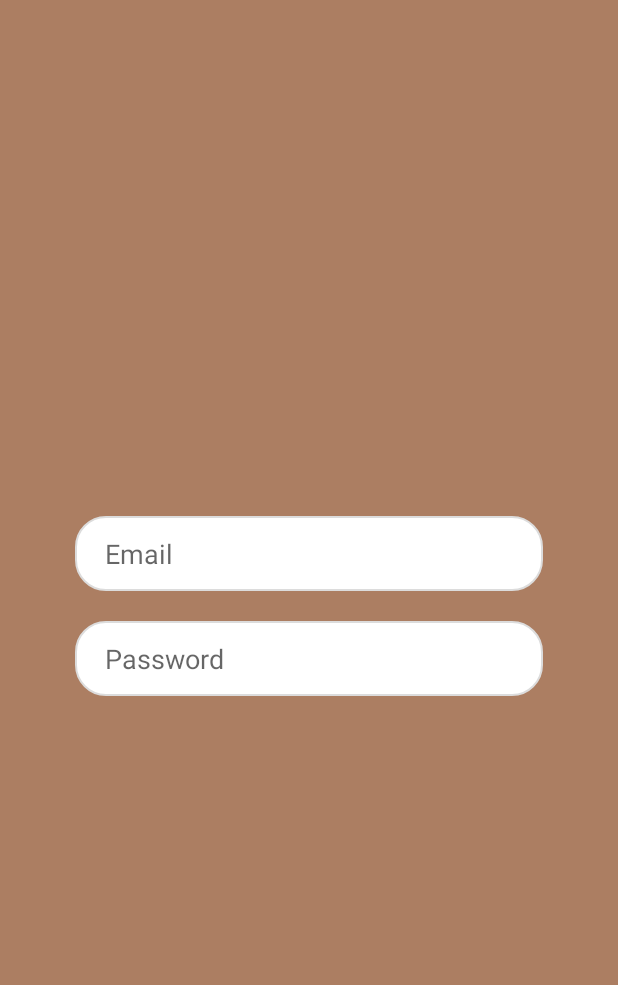
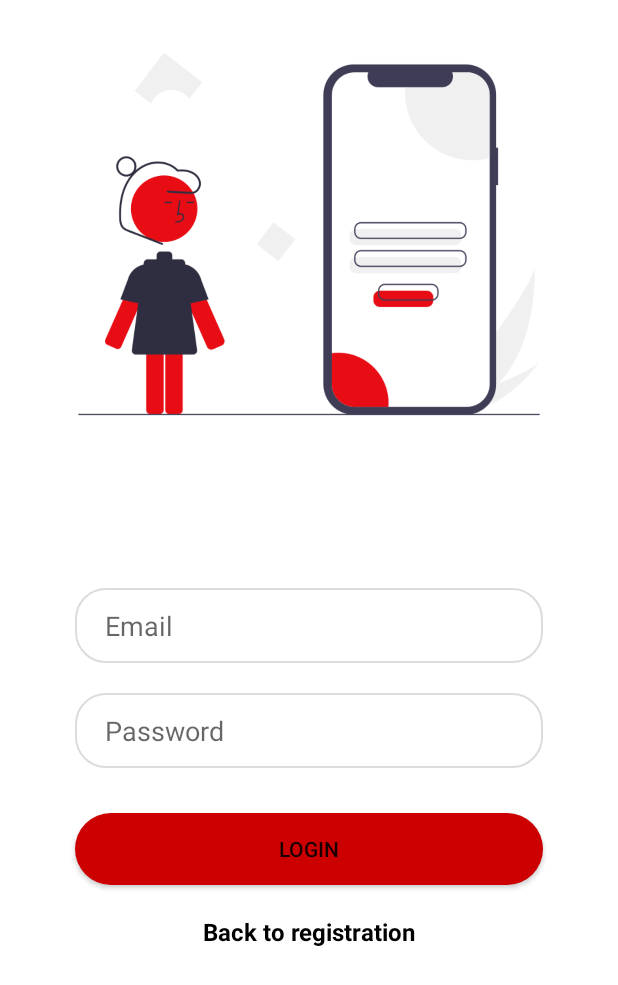
Before and after one commit to sahranurer/ChatApp, an Android app: the screen it shows after launch (LoginActivity), after a tap on "Already have an account ?", on a phone screen of 412 x 824 dp. Shown: the top 985 px of the screen. Run offline under Robolectric (Android 15) with nearby library versions, the phone set to English and light mode, and no system bars; our stand-ins replace Firebase (no records; nobody signed in at launch, a user with empty details on screens opened directly).

Commit message:
ui design and login transactions done

```diff
--- a/app/src/main/AndroidManifest.xml
+++ b/app/src/main/AndroidManifest.xml
@@ -1,7 +1,7 @@
 <?xml version="1.0" encoding="utf-8"?>
 <manifest xmlns:android="http://schemas.android.com/apk/res/android"
     package="com.sahraer.chatapp">
-
+    <uses-permission android:name="android.permission.READ_EXTERNAL_STORAGE"/>
     <application
         android:allowBackup="true"
         android:icon="@mipmap/ic_launcher"
--- a/app/src/main/java/com/sahraer/chatapp/LoginActivity.kt
+++ b/app/src/main/java/com/sahraer/chatapp/LoginActivity.kt
@@ -2,10 +2,63 @@ package com.sahraer.chatapp
 
 import androidx.appcompat.app.AppCompatActivity
 import android.os.Bundle
+import android.util.Log
+import android.widget.Button
+import android.widget.EditText
+import android.widget.TextView
+import android.widget.Toast
+import com.google.firebase.auth.FirebaseAuth
+import com.google.firebase.auth.ktx.auth
+import com.google.firebase.ktx.Firebase
+import com.sahraer.chatapp.databinding.ActivityLoginBinding
+import com.sahraer.chatapp.databinding.ActivityMainBinding
 
 class LoginActivity : AppCompatActivity() {
-    override fun onCreate(savedInstanceState: Bundle?) {
+
+    private lateinit var binding: ActivityLoginBinding
+    private lateinit var auth: FirebaseAuth
+
+     override fun onCreate(savedInstanceState: Bundle?) {
         super.onCreate(savedInstanceState)
-        setContentView(R.layout.activity_login)
+         binding = ActivityLoginBinding.inflate(layoutInflater)
+         val view = binding.root
+         setContentView(view)
+         binding.buttonLogin.setOnClickListener {
+          performLogin()
+        }
+
+        binding.backToRegister.setOnClickListener {
+            finish()
+        }
+
+
+
+
+
+
+
+
+
+
+    }
+
+    private fun performLogin(){
+        val email = binding.emailEdittextLogin.text.toString()
+        val password = binding.passwordEdittextLogin.text.toString()
+
+        if (email.isEmpty() || password.isEmpty()){
+            Toast.makeText(this,"Please enter text in email/password ",Toast.LENGTH_SHORT).show()
+            return
+        }
+
+        auth = Firebase.auth
+        auth.signInWithEmailAndPassword(email, password)
+            .addOnCompleteListener{ task ->
+                if (!task.isSuccessful) return@addOnCompleteListener
+                Log.d("LoginActivity", "Successfuly login user with uid: ${task.result?.user?.uid}")
+            }
+            .addOnFailureListener {
+                Log.d("LoginActivity","Failed to login user: ${it.message}")
+            }
     }
 }
--- a/app/src/main/java/com/sahraer/chatapp/MainActivity.kt
+++ b/app/src/main/java/com/sahraer/chatapp/MainActivity.kt
@@ -1,37 +1,78 @@
 package com.sahraer.chatapp
 
+import android.Manifest
+import android.content.ContentValues.TAG
 import android.content.Intent
+import android.content.pm.PackageManager
+import android.os.Build
 import androidx.appcompat.app.AppCompatActivity
 import android.os.Bundle
+import android.provider.MediaStore
 import android.util.Log
-import android.widget.Button
-import android.widget.EditText
-import android.widget.TextView
+import android.widget.Toast
+import com.google.firebase.auth.FirebaseAuth
+import com.google.firebase.auth.FirebaseUser
+import com.google.firebase.auth.ktx.auth
+import com.google.firebase.ktx.Firebase
+import com.sahraer.chatapp.databinding.ActivityMainBinding
+
 
 class MainActivity : AppCompatActivity() {
-    val username_edittext_register by lazy {findViewById<EditText>( R.id.username_edittext_register) }
-    val email_edittext_register by lazy { findViewById<EditText>(R.id.email_edittext_register) }
-    val password_edittext_register by lazy { findViewById<EditText>(R.id.password_edittext_register) }
-    val register_button by lazy {findViewById<Button>(R.id.button_register)}
-    val already_have_account_textView by lazy {findViewById<TextView>(R.id.already_have_account_textView)}
+
+    private lateinit var binding: ActivityMainBinding
+    private lateinit var auth: FirebaseAuth
 
     override fun onCreate(savedInstanceState: Bundle?) {
         super.onCreate(savedInstanceState)
-        setContentView(R.layout.activity_main)
-
-
-        register_button.setOnClickListener {
-            Log.d("MainActivity", "Email is : "+email_edittext_register.text.toString())
-            Log.d("MainActivity","Password is : "+password_edittext_register.text.toString())
+        binding = ActivityMainBinding.inflate(layoutInflater)
+        val view = binding.root
+        setContentView(view)
+        binding.buttonRegister.setOnClickListener {
+            performRegister()
         }
 
-        already_have_account_textView.setOnClickListener {
-            Log.d("MainActivity","Try to show login activity ")
-            val intent = Intent(this@MainActivity,LoginActivity::class.java)
+        binding.alreadyHaveAccountTextView.setOnClickListener {
+            Log.d("MainActivity", "Try to show login activity ")
+            val intent = Intent(this@MainActivity, LoginActivity::class.java)
             startActivity(intent)
         }
+
+        binding.imageViewSelect.setOnClickListener {
 
 
 
     }
+
+
+
+    }
+
+
+
+    private fun performRegister(){
+        val email = binding.emailEdittextRegister.text.toString()
+        val password = binding.passwordEdittextRegister.text.toString()
+
+        if(email.isEmpty() || password.isEmpty()){
+            Toast.makeText(this,"Please enter text in email/password ",Toast.LENGTH_SHORT).show()
+            return
+        }
+
+
+        // Initialize Firebase Auth
+        auth = Firebase.auth
+        auth.createUserWithEmailAndPassword(email, password).addOnCompleteListener { task ->
+            if (!task.isSuccessful) return@addOnCompleteListener
+
+            // If sign in fails, display a message to the user.
+            Log.d("MainActivity", "Successfuly created user with uid: ${task.result?.user?.uid}")
+            }
+            .addOnFailureListener {
+                Log.d("MainActivity","Failed to create user: ${it.message}")
+                Toast.makeText(this,"Failed to create user: ${it.message}",Toast.LENGTH_SHORT).show()
+            }
+
+    }
+
+
 }
--- /dev/null
+++ b/app/src/main/res/drawable/rounded_button.xml
@@ -0,0 +1,6 @@
+<?xml version="1.0" encoding="utf-8"?>
+<shape xmlns:android="http://schemas.android.com/apk/res/android">
+
+    <solid android:color="@android:color/holo_red_dark"/>
+    <corners android:radius="25dp"/>
+</shape>
--- a/app/src/main/res/layout/activity_login.xml
+++ b/app/src/main/res/layout/activity_login.xml
@@ -4,27 +4,26 @@
     xmlns:tools="http://schemas.android.com/tools"
     android:layout_width="match_parent"
     android:layout_height="match_parent"
-    android:background="@color/teal_board"
     tools:context=".LoginActivity">
 
     <EditText
-        android:id="@+id/editTextTextPersonName"
+        android:id="@+id/email_edittext_login"
         android:layout_width="0dp"
         android:layout_height="50dp"
         android:layout_marginStart="50dp"
-        android:layout_marginTop="344dp"
+        android:layout_marginTop="80dp"
         android:layout_marginEnd="50dp"
         android:background="@drawable/bg_input"
         android:hint="Email"
+        android:inputType="textPersonName"
         android:paddingLeft="20dp"
-        android:inputType="textPersonName"
         app:layout_constraintEnd_toEndOf="parent"
-        app:layout_constraintHorizontal_bias="0.0"
+        app:layout_constraintHorizontal_bias="1.0"
         app:layout_constraintStart_toStartOf="parent"
-        app:layout_constraintTop_toTopOf="parent" />
+        app:layout_constraintTop_toBottomOf="@+id/imageView2" />
 
     <EditText
-        android:id="@+id/editTextTextPassword"
+        android:id="@+id/password_edittext_login"
         android:layout_width="0dp"
         android:layout_height="50dp"
         android:layout_marginTop="20dp"
@@ -33,7 +32,42 @@
         android:hint="Password"
         android:inputType="textPassword"
         android:paddingLeft="20dp"
-        app:layout_constraintEnd_toEndOf="@+id/editTextTextPersonName"
-        app:layout_constraintStart_toStartOf="@+id/editTextTextPersonName"
-        app:layout_constraintTop_toBottomOf="@+id/editTextTextPersonName" />
+        app:layout_constraintEnd_toEndOf="@+id/email_edittext_login"
+        app:layout_constraintStart_toStartOf="@+id/email_edittext_login"
+        app:layout_constraintTop_toBottomOf="@+id/email_edittext_login" />
+
+    <androidx.appcompat.widget.AppCompatButton
+        android:id="@+id/button_login"
+        android:layout_width="0dp"
+        android:layout_height="wrap_content"
+        android:layout_marginTop="30dp"
+        android:background="@drawable/rounded_button"
+        android:text="LOGIN"
+        app:layout_constraintEnd_toEndOf="@+id/password_edittext_login"
+        app:layout_constraintHorizontal_bias="0.426"
+        app:layout_constraintStart_toStartOf="@+id/password_edittext_login"
+        app:layout_constraintTop_toBottomOf="@+id/password_edittext_login" />
+
+    <TextView
+        android:id="@+id/back_to_register"
+        android:layout_width="wrap_content"
+        android:layout_height="wrap_content"
+        android:layout_marginTop="20dp"
+        android:text="@string/app_login_back"
+        android:textColor="@color/black"
+        android:textSize="16sp"
+        android:textStyle="bold"
+        app:layout_constraintEnd_toEndOf="@+id/button_login"
+        app:layout_constraintStart_toStartOf="@+id/button_login"
+        app:layout_constraintTop_toBottomOf="@+id/button_login" />
+
+    <ImageView
+        android:id="@+id/imageView2"
+        android:layout_width="0dp"
+        android:layout_height="312dp"
+        app:layout_constraintBottom_toTopOf="@+id/email_edittext_login"
+        app:layout_constraintEnd_toEndOf="parent"
+        app:layout_constraintStart_toStartOf="parent"
+        app:layout_constraintTop_toTopOf="parent"
+        app:srcCompat="@drawable/log" />
 </androidx.constraintlayout.widget.ConstraintLayout>
--- a/app/src/main/res/values/colors.xml
+++ b/app/src/main/res/values/colors.xml
@@ -7,5 +7,5 @@
     <color name="teal_700">#FF018786</color>
     <color name="black">#FF000000</color>
     <color name="white">#FFFFFFFF</color>
-    <color name="teal_board">#ac7e62</color>
+    <color name="teal_board">#48cae4</color>
 </resources>
--- a/app/src/main/res/values/strings.xml
+++ b/app/src/main/res/values/strings.xml
@@ -1,4 +1,5 @@
 <resources>
     <string name="app_name">ChatApp</string>
     <string name="app_account">Already have an account ? </string>
+    <string name="app_login_back"> Back to registration </string>
 </resources>
--- a/app/src/main/res/values/themes.xml
+++ b/app/src/main/res/values/themes.xml
@@ -2,8 +2,8 @@
     <!-- Base application theme. -->
     <style name="Theme.ChatApp" parent="Theme.MaterialComponents.DayNight.DarkActionBar">
         <!-- Primary brand color. -->
-        <item name="colorPrimary">@color/teal_board</item>
-        <item name="colorPrimaryVariant">@color/teal_board</item>
+        <item name="colorPrimary">@color/white</item>
+        <item name="colorPrimaryVariant">@color/white</item>
         <item name="colorOnPrimary">@color/white</item>
         <!-- Secondary brand color. -->
         <item name="colorSecondary">@color/teal_200</item>
--- a/build.gradle
+++ b/build.gradle
@@ -10,6 +10,7 @@ buildscript {
 
         // NOTE: Do not place your application dependencies here; they belong
         // in the individual module build.gradle files
+        classpath 'com.google.gms:google-services:4.3.10'
     }
 }
 
```
Also changed, not shown: app/build.gradle (+20 -1 lines), app/src/main/res/layout/activity_main.xml (+53 -42 lines), app/src/main/res/drawable-v24/login.png (added), app/src/main/res/drawable/log.png (added), app/src/main/res/drawable/stars.png (added), app/src/main/res/drawable/stars2.png (added), app/src/main/res/drawable/stars3.png (added), 1 other file.
